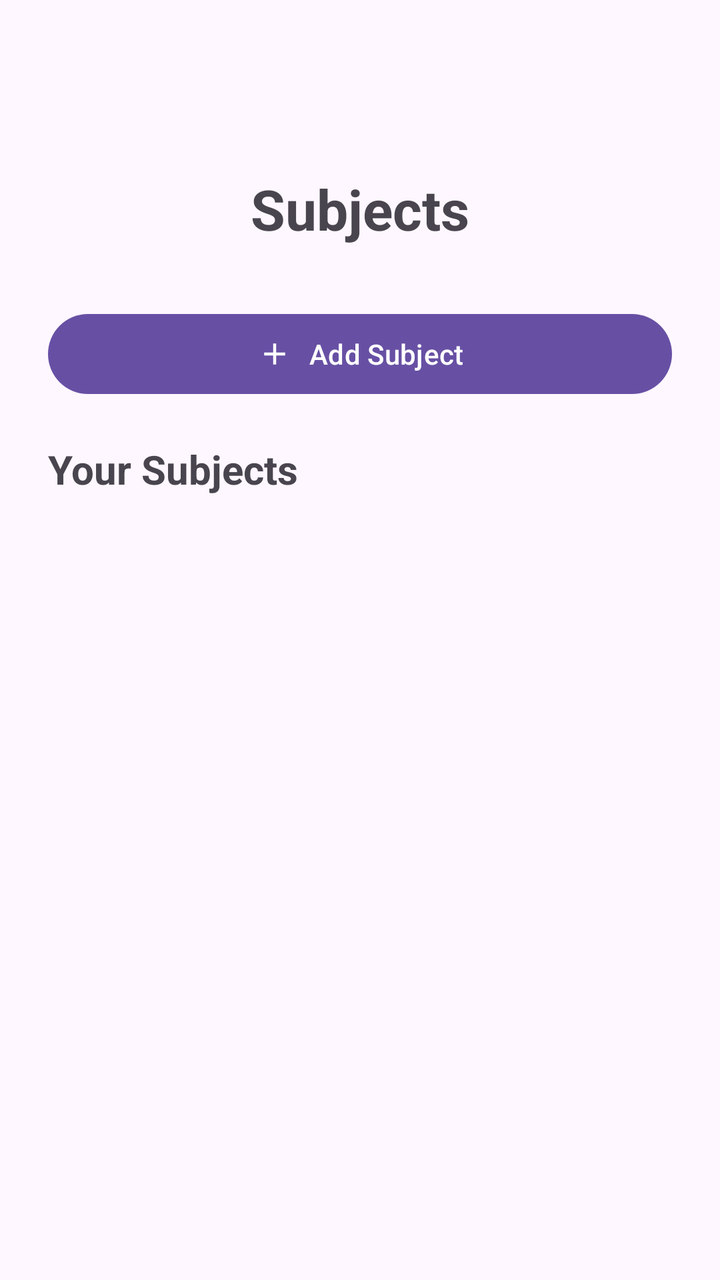
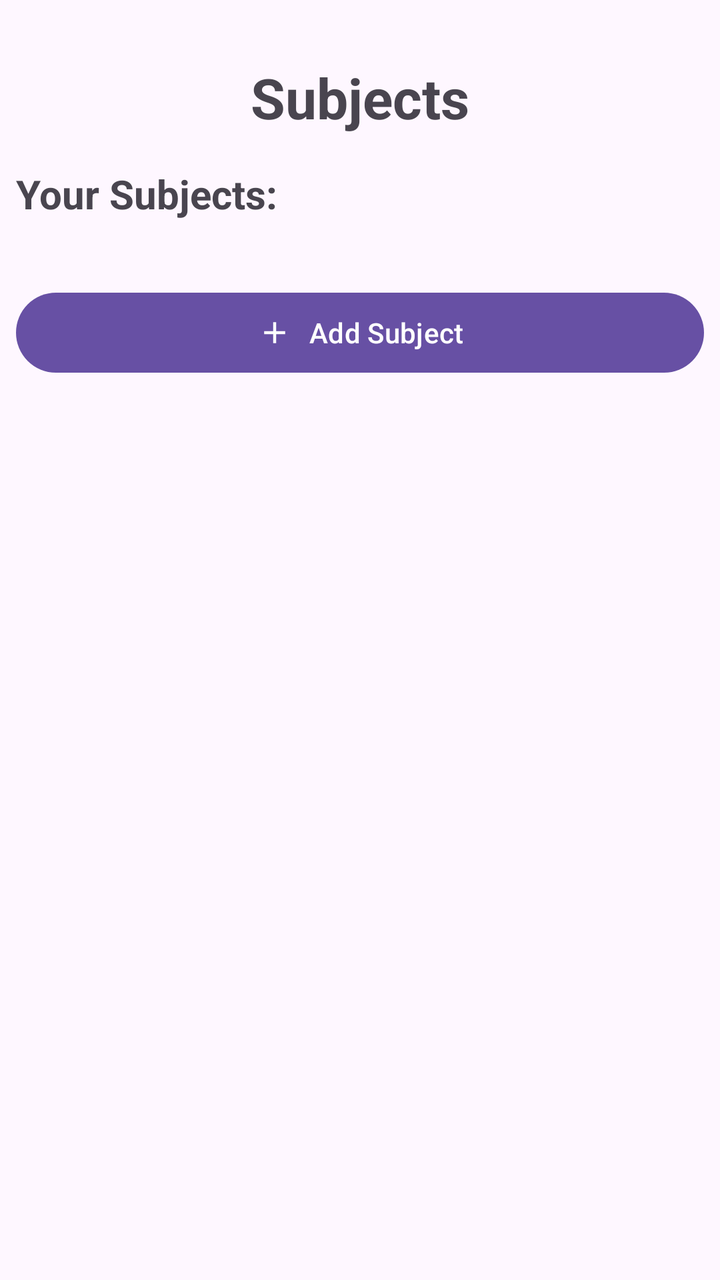

Screens rendered from an Android XML layout before and after an edit, with the pre-edit source and the edit as a unified diff.
<!-- AndroidManifest.xml: application theme Theme.StudentPlanner2026 -->
<!-- res/layout/activity_subjects.xml -->
<?xml version="1.0" encoding="utf-8"?>
<androidx.constraintlayout.widget.ConstraintLayout xmlns:android="http://schemas.android.com/apk/res/android"
    xmlns:app="http://schemas.android.com/apk/res-auto"
    xmlns:tools="http://schemas.android.com/tools"
    android:id="@+id/main"
    android:layout_width="match_parent"
    android:layout_height="match_parent"
    tools:context=".SubjectsActivity">

    <LinearLayout
        android:layout_width="0dp"
        android:layout_height="wrap_content"
        android:orientation="vertical"
        android:padding="24dp"
        app:layout_constraintBottom_toBottomOf="parent"
        app:layout_constraintEnd_toEndOf="parent"
        app:layout_constraintHorizontal_bias="0.0"
        app:layout_constraintStart_toStartOf="parent"
        app:layout_constraintTop_toTopOf="parent"
        app:layout_constraintVertical_bias="0.147">

        <TextView
            android:layout_width="match_parent"
            android:layout_height="wrap_content"
            android:layout_marginBottom="30dp"
            android:gravity="center"
            android:text="Subjects"
            android:textSize="28sp"
            android:textStyle="bold" />

        <com.google.android.material.button.MaterialButton
            android:id="@+id/btnAddSubject"
            android:layout_width="match_parent"
            android:layout_height="wrap_content"
            android:layout_marginBottom="20dp"
            android:text="Add Subject"
            app:icon="@drawable/baseline_add_24"
            app:iconGravity="textStart" />

        <TextView
            android:id="@+id/tvSubjects"
            android:layout_width="match_parent"
            android:layout_height="wrap_content"
            android:layout_marginBottom="10dp"
            android:text="Your Subjects"
            android:textSize="20sp"
            android:textStyle="bold" />

        <androidx.recyclerview.widget.RecyclerView
            android:id="@+id/RecyclerSubjects"
            android:layout_width="match_parent"
            android:layout_height="wrap_content"/>

    </LinearLayout>

</androidx.constraintlayout.widget.ConstraintLayout>
<!-- resources referenced by this layout -->
<resources>
  <!-- drawable baseline_add_24 (drawable) -->
  <vector xmlns:android="http://schemas.android.com/apk/res/android" android:height="24dp" android:tint="#000000" android:viewportHeight="24" android:viewportWidth="24" android:width="24dp">
        
      <path android:fillColor="@android:color/white" android:pathData="M19,13h-6v6h-2v-6H5v-2h6V5h2v6h6v2z"/>
      
  </vector>
  <style name="Theme.StudentPlanner2026" parent="Base.Theme.StudentPlanner2026" />
  <style name="Base.Theme.StudentPlanner2026" parent="Theme.Material3.DayNight.NoActionBar">
          
          
      </style>
</resources>

<!-- the commit's change to res/layout/activity_subjects.xml (unified diff, before → after) -->
@@ -7,50 +7,53 @@
     android:layout_height="match_parent"
     tools:context=".SubjectsActivity">
 
-    <LinearLayout
-        android:layout_width="0dp"
-        android:layout_height="wrap_content"
-        android:orientation="vertical"
-        android:padding="24dp"
-        app:layout_constraintBottom_toBottomOf="parent"
-        app:layout_constraintEnd_toEndOf="parent"
-        app:layout_constraintHorizontal_bias="0.0"
-        app:layout_constraintStart_toStartOf="parent"
-        app:layout_constraintTop_toTopOf="parent"
-        app:layout_constraintVertical_bias="0.147">
-
         <TextView
+            android:id="@+id/tvSubjectsTitle"
             android:layout_width="match_parent"
             android:layout_height="wrap_content"
-            android:layout_marginBottom="30dp"
+            android:layout_marginTop="30dp"
             android:gravity="center"
             android:text="Subjects"
             android:textSize="28sp"
-            android:textStyle="bold" />
+            android:textStyle="bold"
+            app:layout_constraintTop_toTopOf="parent"
+            app:layout_constraintStart_toStartOf="parent"
+            app:layout_constraintEnd_toEndOf="parent"/>
 
         <com.google.android.material.button.MaterialButton
             android:id="@+id/btnAddSubject"
             android:layout_width="match_parent"
             android:layout_height="wrap_content"
-            android:layout_marginBottom="20dp"
+            android:layout_marginTop="16dp"
+            android:layout_marginHorizontal="8dp"
             android:text="Add Subject"
             app:icon="@drawable/baseline_add_24"
-            app:iconGravity="textStart" />
+            app:iconGravity="textStart"
+            app:layout_constraintTop_toBottomOf="@id/RecyclerSubjects"
+            app:layout_constraintStart_toStartOf="parent"
+            app:layout_constraintEnd_toEndOf="parent"/>
 
         <TextView
             android:id="@+id/tvSubjects"
             android:layout_width="match_parent"
             android:layout_height="wrap_content"
-            android:layout_marginBottom="10dp"
-            android:text="Your Subjects"
+            android:layout_marginHorizontal="8dp"
+            android:layout_marginTop="16dp"
+            android:text="Your Subjects:"
             android:textSize="20sp"
-            android:textStyle="bold" />
+            android:textStyle="bold"
+            app:layout_constraintTop_toBottomOf="@id/tvSubjectsTitle"
+            app:layout_constraintStart_toStartOf="parent"
+            app:layout_constraintEnd_toEndOf="parent"/>
 
         <androidx.recyclerview.widget.RecyclerView
             android:id="@+id/RecyclerSubjects"
             android:layout_width="match_parent"
-            android:layout_height="wrap_content"/>
-
-    </LinearLayout>
+            android:layout_height="wrap_content"
+            android:layout_marginHorizontal="8dp"
+            android:layout_marginTop="16dp"
+            app:layout_constraintTop_toBottomOf="@id/tvSubjects"
+            app:layout_constraintStart_toStartOf="parent"
+            app:layout_constraintEnd_toEndOf="parent"/>
 
 </androidx.constraintlayout.widget.ConstraintLayout>
